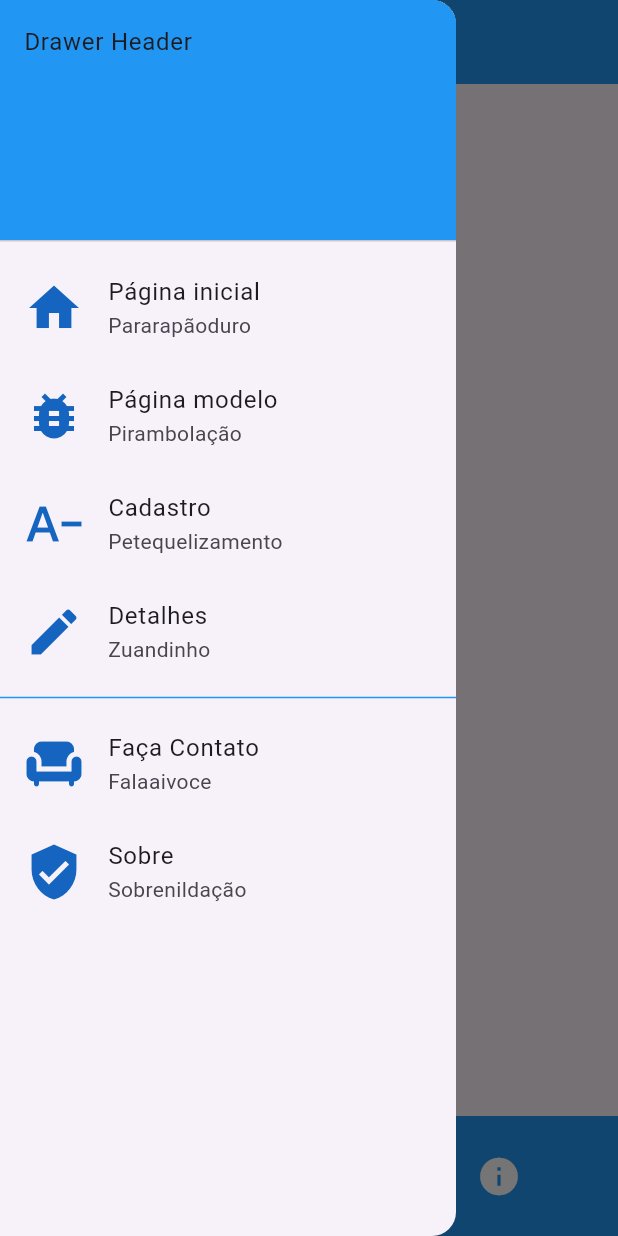
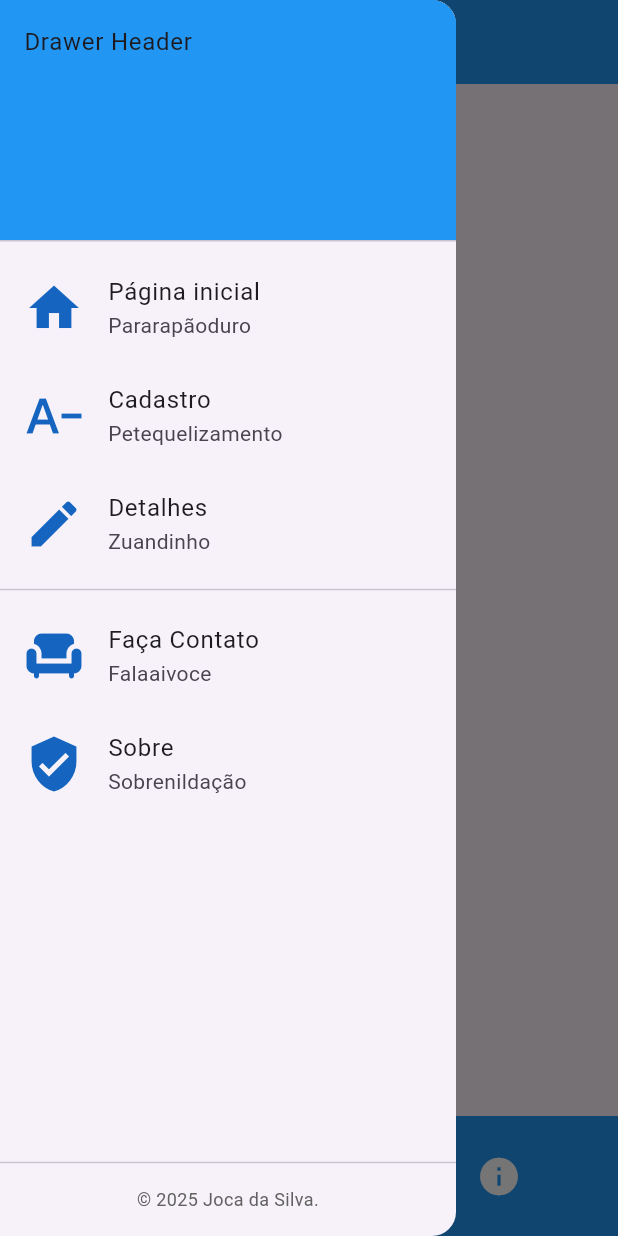
Before and after one commit to Luferat/2024_2_app_flutter_app, a Flutter app: the Contatos screen opened by its route, in the side drawer, after a tap on the "bug report" icon, on a phone screen of 412 x 824 dp. Run offline on Flutter 3.47's test engine with Material 3 defaults, Android fonts, the light colour scheme and no system bars.

Commit message:
Update my_drawer.dart

```diff
--- a/lib/template/my_drawer.dart
+++ b/lib/template/my_drawer.dart
@@ -6,6 +6,9 @@ class MyDrawer extends StatelessWidget {
   @override
   Widget build(BuildContext context) {
     return Drawer(
+      child: Column(
+        children: [
+          Expanded(
             child: ListView(
               children: [
                 // Cabeçalho do Menu (opcional)
@@ -33,16 +36,6 @@ class MyDrawer extends StatelessWidget {
                   },
                 ),
                 ListTile(
-            leading: Icon(Icons.bug_report, size: 40, color: Colors.blue[800]),
-            title: const Text('Página modelo'),
-            subtitle: const Text('Pirambolação'),
-            onTap: () => {
-              Navigator.pop(context),
-              Navigator.pushNamed(context, '/modelo'),
-            },
-          ),
-          // Acesso a Cadastro
-          ListTile(
                   leading: Icon(
                     Icons.text_decrease,
                     size: 40,
@@ -64,7 +57,7 @@ class MyDrawer extends StatelessWidget {
                     Navigator.pushNamed(context, '/detalhes'),
                   },
                 ),
-          Divider(color: Colors.blue),
+                Divider(),
                 ListTile(
                   leading: Icon(Icons.chair, size: 40, color: Colors.blue[800]),
                   title: const Text('Faça Contato'),
@@ -75,7 +68,11 @@ class MyDrawer extends StatelessWidget {
                   },
                 ),
                 ListTile(
-            leading: Icon(Icons.verified_user, size: 40, color: Colors.blue[800]),
+                  leading: Icon(
+                    Icons.verified_user,
+                    size: 40,
+                    color: Colors.blue[800],
+                  ),
                   title: const Text('Sobre'),
                   subtitle: const Text('Sobrenildação'),
                   onTap: () => {
@@ -85,6 +82,19 @@ class MyDrawer extends StatelessWidget {
                 ),
               ],
             ),
+          ),
+          const Divider(),
+          Padding(
+            padding: const EdgeInsets.only(bottom: 16.0, top: 8.0),
+            child: Text(
+              '© 2025 Joca da Silva.',
+              // Seu texto de copyright
+              style: TextStyle(fontSize: 12, color: Colors.grey[700]),
+              textAlign: TextAlign.center,
+            ),
+          ),
+        ],
+      ),
     );
   }
 }
```
Lines whose indentation alone changed are shown as unchanged.
